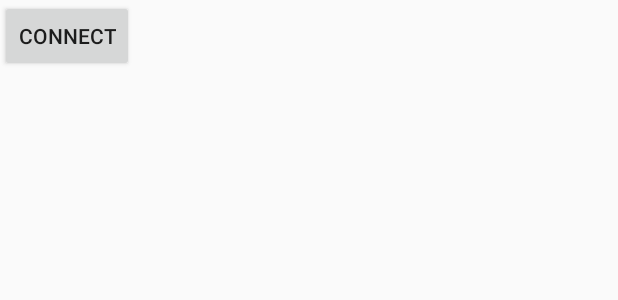
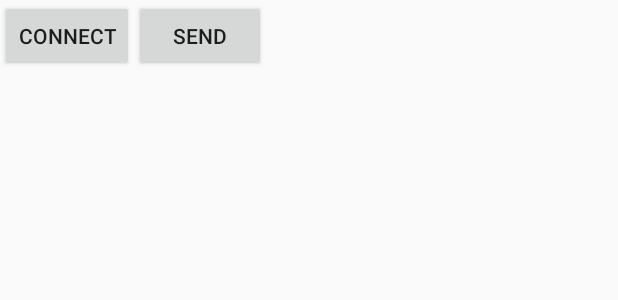
Before and after one commit to SmartBackpack/smart-backpack-android, an Android app: the layout activity_main.xml on its own in the app's theme, with its tools: preview values and no code run, on a phone screen of 412 x 824 dp. Shown: the top 300 px of the screen. Run offline under Robolectric (Android 15) with nearby library versions, the phone set to English and light mode, and no system bars.

Commit message:
Created data send and receive

```diff
--- a/app/src/main/res/layout/activity_main.xml
+++ b/app/src/main/res/layout/activity_main.xml
@@ -11,6 +11,11 @@
         android:layout_height="wrap_content"
         android:text="Connect" />
 
+    <Button
+        android:id="@+id/send"
+        android:layout_width="wrap_content"
+        android:layout_height="wrap_content"
+        android:text="SEND" />
 
 
 </LinearLayout>
--- a/app/src/main/res/values/strings.xml
+++ b/app/src/main/res/values/strings.xml
@@ -1,10 +1,10 @@
 <resources>
     <string name="app_name">Smart Backpack</string>
+
+    <string name="device_name" translatable="false">HC</string>
 
     <string name="enable_bluetooth">Please enable bluetooth</string>
     <string name="connecting">Connecting&#8230;</string>
     <string name="connected">Connected</string>
-    <string name="connection_failed">Connection failed</string>
-    <string name="disconnected">Disconnected</string>
 
 </resources>
```
Also changed, not shown: app/src/main/java/lt/ismaniojikuprine/smartbackpack/MainActivity.java (+13 -34 lines).
